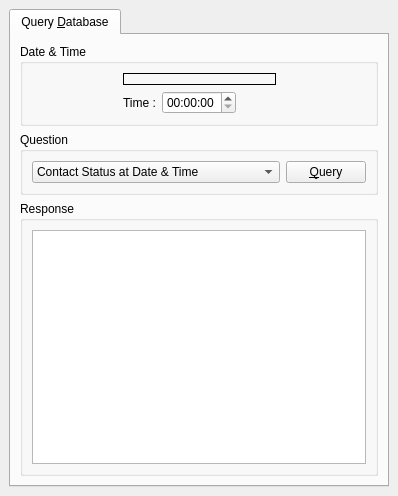
Before: the Qt Designer form plugins/statistics/statisticswidgetbase.ui in KDE/kopete, drawn with Qt 5.
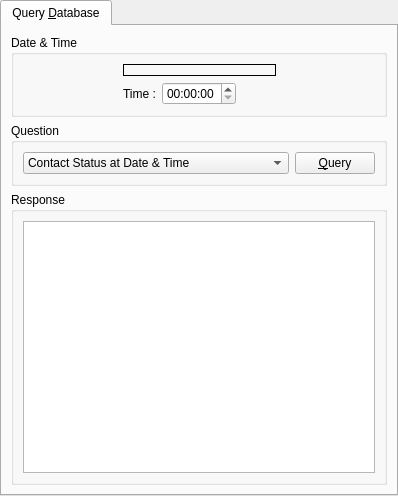
After: the same form once the commit is applied. Custom widgets are drawn as their Qt base class.

Diff of the .ui file:
```diff
--- a/plugins/statistics/statisticswidgetbase.ui
+++ b/plugins/statistics/statisticswidgetbase.ui
@@ -20,16 +20,16 @@
     <number>6</number>
    </property>
    <property name="leftMargin" >
-    <number>9</number>
+    <number>0</number>
    </property>
    <property name="topMargin" >
-    <number>9</number>
+    <number>0</number>
    </property>
    <property name="rightMargin" >
-    <number>9</number>
+    <number>0</number>
    </property>
    <property name="bottomMargin" >
-    <number>9</number>
+    <number>0</number>
    </property>
    <item>
     <widget class="QTabWidget" name="tabWidget" >
```
